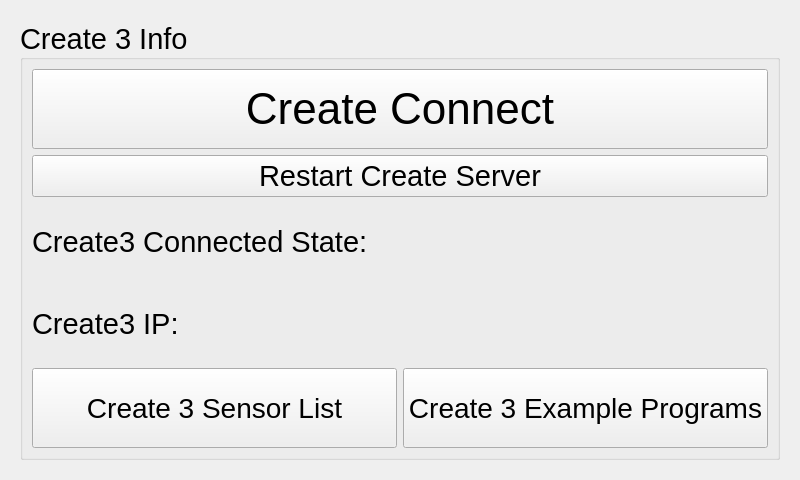
Above: ui/Create3Widget.ui from kipr/botui before the change. Below: the same form after it.
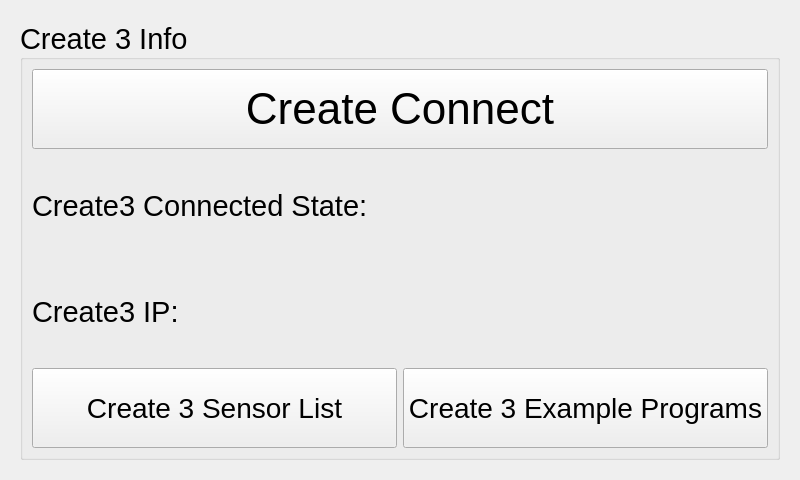
That is the form after the change. Custom widgets are drawn as their Qt base class.

What changed in the file:
```diff
--- a/ui/Create3Widget.ui
+++ b/ui/Create3Widget.ui
@@ -54,13 +54,13 @@
            </property>
           </widget>
          </item>
-         <item>
+         <!-- <item>
           <widget class="QPushButton" name="ResetServerButton">
            <property name="text">
             <string>Restart Create Server</string>
            </property>
           </widget>
-         </item>
+         </item> -->
          <item>
           <layout class="QHBoxLayout" name="CreateConnectHorizontal">
            <item>
```
